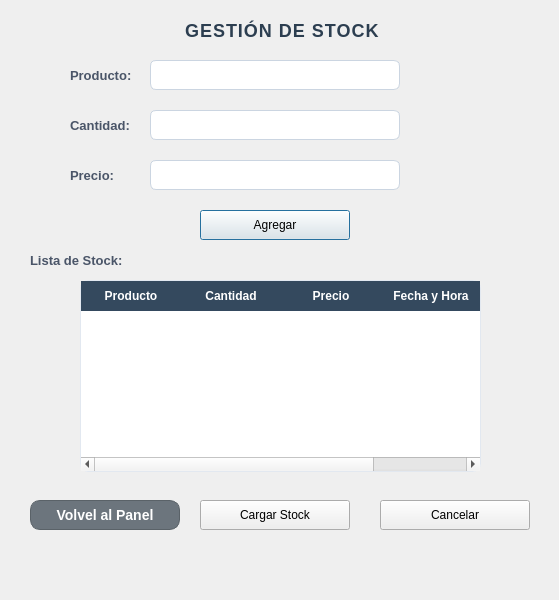
First picture: the form in gui/gestion_stock.ui, repository UTN-BDA-2026/repositorio-grupo-BCCG, before the edit.
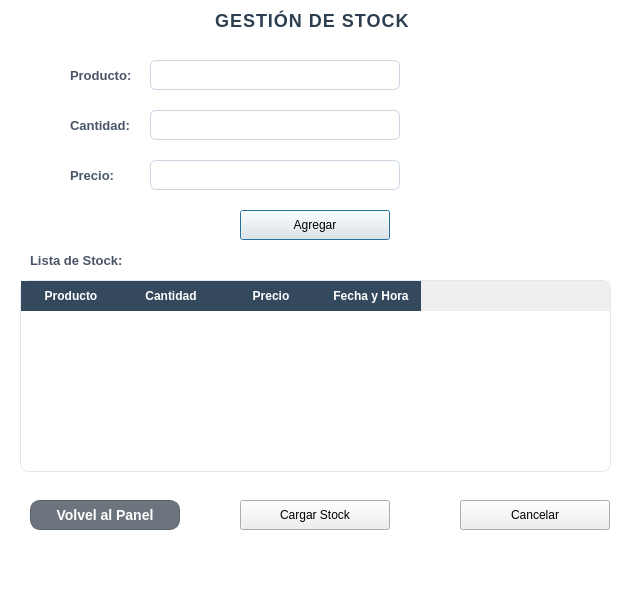
Second picture: the form after the edit.

Commit message: modifique admin.py y gestion_stock.ui para que funcione correctamente la carga de stock

The edit to the form file:
```diff
--- a/gui/gestion_stock.ui
+++ b/gui/gestion_stock.ui
@@ -6,7 +6,7 @@
    <rect>
     <x>0</x>
     <y>0</y>
-    <width>559</width>
+    <width>644</width>
     <height>600</height>
    </rect>
   </property>
@@ -14,11 +14,12 @@
    <string>Dialog</string>
   </property>
   <property name="styleSheet">
-   <string notr="true">QWidget#Form {
-    background-color: #F8FAF6; /* Un blanco roto/claro muy elegante */
+   <string notr="true">QWidget#FormStock {
+    background-color: #FFFFFF; /* Blanco puro, impecable y brillante */
 }
 
 
+
 QLabel#label {
     color: #2C3E50;
     font-size: 18px;
@@ -110,8 +111,8 @@
   <widget class="QLabel" name="label">
    <property name="geometry">
     <rect>
-     <x>180</x>
-     <y>20</y>
+     <x>210</x>
+     <y>10</y>
      <width>221</width>
      <height>31</height>
     </rect>
@@ -200,7 +201,7 @@
   <widget class="QPushButton" name="btnAgregar">
    <property name="geometry">
     <rect>
-     <x>200</x>
+     <x>240</x>
      <y>210</y>
      <width>150</width>
      <height>30</height>
@@ -232,7 +233,7 @@
   <widget class="QPushButton" name="btnConfirmar">
    <property name="geometry">
     <rect>
-     <x>200</x>
+     <x>240</x>
      <y>500</y>
      <width>150</width>
      <height>30</height>
@@ -284,9 +285,9 @@
   <widget class="QTableWidget" name="tablaStock">
    <property name="geometry">
     <rect>
-     <x>80</x>
+     <x>20</x>
      <y>280</y>
-     <width>401</width>
+     <width>591</width>
      <height>192</height>
     </rect>
    </property>
@@ -379,7 +380,7 @@
   <widget class="QPushButton" name="btnCancelar">
    <property name="geometry">
     <rect>
-     <x>380</x>
+     <x>460</x>
      <y>500</y>
      <width>150</width>
      <height>30</height>
```
The commit also changes 9 other files.
